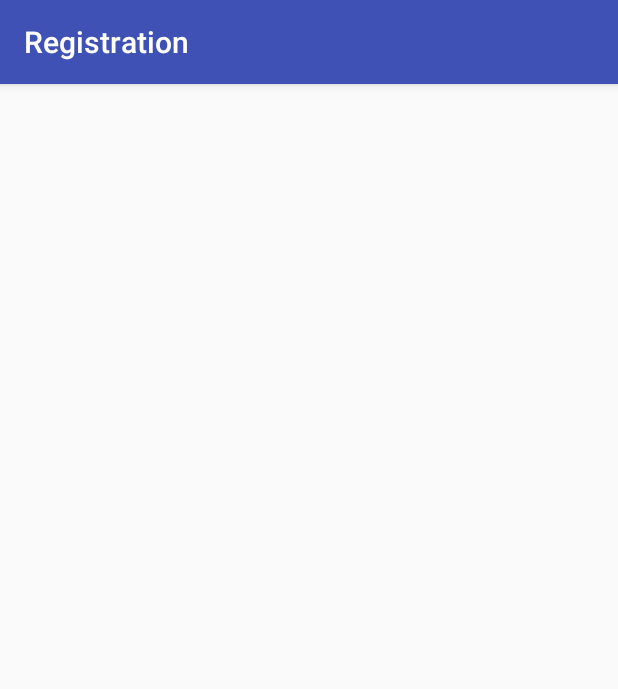
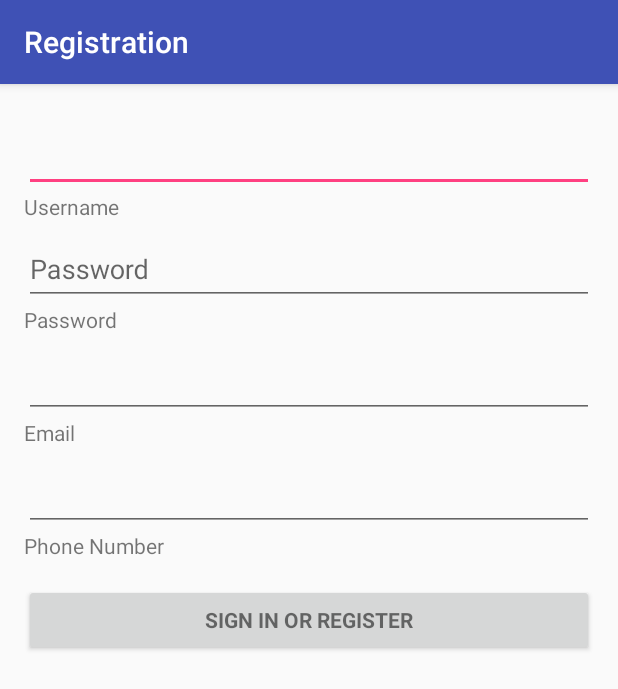
Before and after one commit to biggamehunt/treasurehuntturin, an Android app: the RegistrationActivity screen opened directly, with no data from a screen before it, on a phone screen of 412 x 824 dp. Shown: the top 689 px of the screen. Run offline under Robolectric (Android 15) with nearby library versions, the phone set to English and light mode, and no system bars.

Commit message:
add Registrationactivity

```diff
--- a/app/src/main/java/com/example/andrea22/gamehunt/LoginActivity.java
+++ b/app/src/main/java/com/example/andrea22/gamehunt/LoginActivity.java
@@ -24,7 +24,6 @@ import java.net.URL;
  * A login screen that offers login via email/password.
  */
 public class LoginActivity extends AppCompatActivity   {
-    URL url;
     @Override
      protected void onCreate(Bundle savedInstanceState) {
         super.onCreate(savedInstanceState);
@@ -56,8 +55,8 @@ public class LoginActivity extends AppCompatActivity   {
     }
 
     public void registration(View view)  {
-        //Intent intent = new Intent(this, RegistrationActivity.class);
-        //startActivity(intent);
+        Intent intent = new Intent(this, RegistrationActivity.class);
+        startActivity(intent);
     }
 
 }
--- a/app/src/main/res/layout/activity_registration.xml
+++ b/app/src/main/res/layout/activity_registration.xml
@@ -11,23 +11,19 @@
     tools:context="com.example.andrea22.gamehunt.LoginActivity">
 
     <!-- Login progress -->
-    <ScrollView
-        android:id="@+id/login_form"
-        android:layout_width="match_parent"
-        android:layout_height="match_parent">
-
     <LinearLayout
         android:id="@+id/email_login_form"
         android:layout_width="match_parent"
         android:layout_height="wrap_content"
-            android:orientation="vertical">
+        android:orientation="vertical"
+        android:weightSum="1">
 
         <android.support.design.widget.TextInputLayout
             android:layout_width="match_parent"
             android:layout_height="wrap_content">
 
             <TextView
-                    android:id="@+id/textusername"
+                android:id="@+id/registration_textusername"
                 android:layout_width="match_parent"
                 android:layout_height="wrap_content"
                 android:maxLines="1"
@@ -36,7 +32,7 @@
                 />
 
             <EditText
-                    android:id="@+id/username"
+                android:id="@+id/registration_username"
                 android:layout_width="match_parent"
                 android:layout_height="wrap_content"
                 android:maxLines="1"
@@ -49,7 +45,7 @@
             android:layout_height="wrap_content">
 
             <TextView
-                    android:id="@+id/textpassword"
+                android:id="@+id/registration_textpassword"
                 android:layout_width="match_parent"
                 android:layout_height="wrap_content"
                 android:maxLines="1"
@@ -58,7 +54,7 @@
                 />
 
             <EditText
-                    android:id="@+id/password"
+                android:id="@+id/registration_password"
                 android:layout_width="match_parent"
                 android:layout_height="wrap_content"
                 android:hint="@string/password"
@@ -70,8 +66,53 @@
 
         </android.support.design.widget.TextInputLayout>
 
+        <android.support.design.widget.TextInputLayout
+            android:layout_width="match_parent"
+            android:layout_height="wrap_content">
+
+            <TextView
+                android:id="@+id/registration_textemail"
+                android:layout_width="match_parent"
+                android:layout_height="wrap_content"
+                android:maxLines="1"
+                android:singleLine="true"
+                android:text="@string/email"
+                />
+
+            <EditText
+                android:id="@+id/registration_email"
+                android:layout_width="match_parent"
+                android:layout_height="wrap_content"
+                android:maxLines="1"
+                android:inputType="numberDecimal"
+                android:singleLine="true"/>
+
+        </android.support.design.widget.TextInputLayout>
+
+        <android.support.design.widget.TextInputLayout
+            android:layout_width="match_parent"
+            android:layout_height="wrap_content">
+
+            <TextView
+                android:id="@+id/registration_textphone"
+                android:layout_width="match_parent"
+                android:layout_height="wrap_content"
+                android:maxLines="1"
+                android:singleLine="true"
+                android:text="@string/phone"
+                />
+
+            <EditText
+                android:id="@+id/registration_phone"
+                android:layout_width="match_parent"
+                android:layout_height="wrap_content"
+                android:maxLines="1"
+                android:singleLine="true"/>
+
+        </android.support.design.widget.TextInputLayout>
+
         <Button
-                android:id="@+id/sign_in"
+            android:id="@+id/registration_regitration"
             style="?android:textAppearanceSmall"
             android:layout_width="match_parent"
             android:layout_height="wrap_content"
@@ -79,19 +120,14 @@
             android:text="@string/action_sign_in"
             android:textStyle="bold"
             android:onClick="login"
-                />
-
-            <Button
-                android:id="@+id/registration"
-                style="?android:textAppearanceSmall"
-                android:layout_width="match_parent"
-                android:layout_height="wrap_content"
-                android:layout_marginTop="16dp"
-                android:text="@string/action_registration"
-                android:textStyle="bold"
-                android:onClick="registration"
-                />
+            android:layout_weight="4.71" />
 
     </LinearLayout>
+
+    <ScrollView
+        android:id="@+id/login_form"
+        android:layout_width="match_parent"
+        android:layout_height="match_parent">
+
     </ScrollView>
 </LinearLayout>
--- a/app/src/main/res/values/strings.xml
+++ b/app/src/main/res/values/strings.xml
@@ -4,9 +4,13 @@
 
 
     <!-- Strings related to login -->
+    <string name="username">Username</string>
     <string name="password">Password</string>
+    <string name="email">Email</string>
+    <string name="phone">Phone Number</string>
+
     <string name="action_sign_in">Sign in or register</string>
     <string name="action_registration">Registrati</string>
-    <string name="username">Username</string>
+
 
 </resources>
```
Also changed, not shown: app/src/main/java/com/example/andrea22/gamehunt/RegistrationActivity.java (+37 -0 lines). Lines whose indentation alone changed are shown as unchanged.
